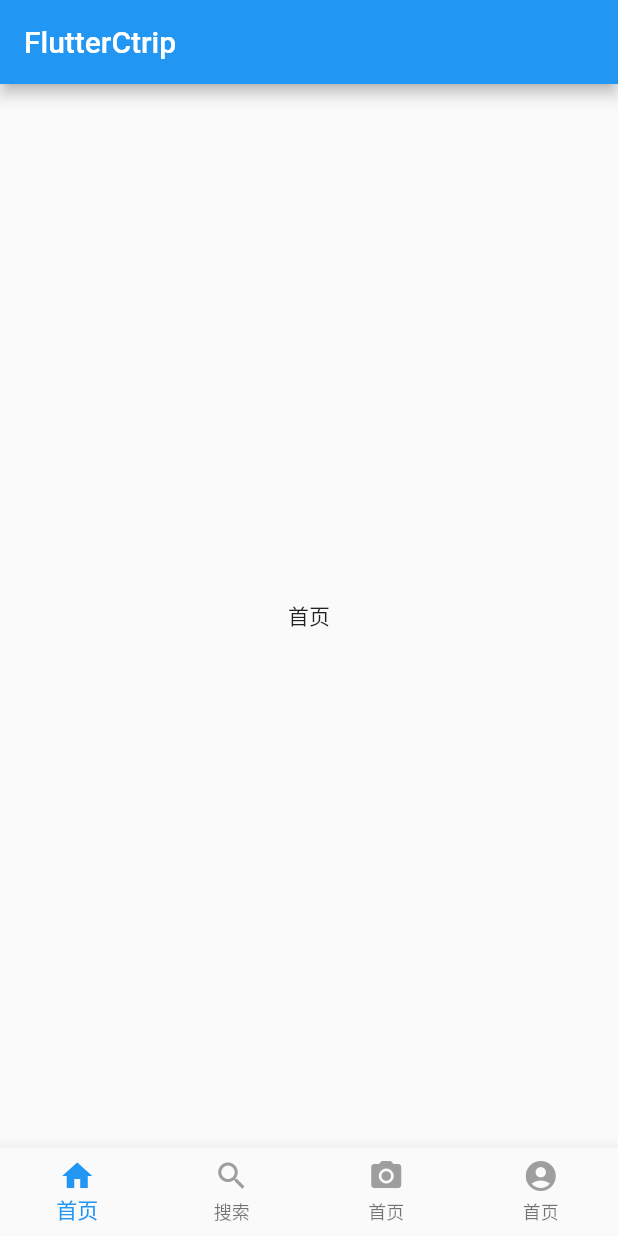
After one commit to Quyunshuo/FlutterCtrip, a Flutter app: the screen it shows after launch, on a phone screen of 412 x 824 dp. The commit adds this screen. Run offline on Flutter 3.47's test engine with Material 2 defaults, Android fonts, the phone set to English and light mode, and no system bars.

Commit message:
Modify:首页框架搭建

```diff
--- /dev/null
+++ b/lib/navigation/tab_navigation.dart
@@ -0,0 +1,100 @@
+import 'package:flutter/material.dart';
+import 'package:flutter_ctrip/pages/home_page.dart';
+import 'package:flutter_ctrip/pages/my_page.dart';
+import 'package:flutter_ctrip/pages/search_page.dart';
+import 'package:flutter_ctrip/pages/travel_page.dart';
+
+///主体部分
+///
+///[StatefulWidget],可变状态Widget
+class TabNavigation extends StatefulWidget {
+  @override
+  _TabNavigationState createState() => _TabNavigationState();
+}
+
+class _TabNavigationState extends State<TabNavigation> {
+  ///页面控制器 设置首次创建[PageView]时显示的页面
+  final PageController _controller = PageController(initialPage: 0);
+
+  ///默认颜色
+  final _defaultColor = Colors.grey;
+
+  ///选中颜色
+  final _activeColor = Colors.blue;
+
+  ///当前页面的索引
+  int _currentIndex = 0;
+
+  @override
+  Widget build(BuildContext context) {
+    //脚手架
+    return Scaffold(
+      appBar: AppBar(
+        title: Text('FlutterCtrip'),
+      ),
+      //类似于Android中的ViewPage
+      body: PageView(
+        //页面控制器
+        controller: _controller,
+        //当PageView被改变时触发该方法 联动底部导航按钮改变
+        onPageChanged: (int index) {
+          setState(() {
+            _currentIndex = index;
+          });
+        },
+        //显示的页面
+        children: <Widget>[HomePage(), SearchPage(), TravelPage(), MyPage()],
+      ),
+      //底部导航栏
+      bottomNavigationBar: BottomNavigationBar(
+          //当前索引
+          currentIndex: _currentIndex,
+          //点击时
+          onTap: (index) {
+            //跳转到相应页面
+            _controller.jumpToPage(index);
+            setState(() {
+              _currentIndex = index;
+            });
+          },
+          //将底部按钮固定住
+          type: BottomNavigationBarType.fixed,
+          items: [
+            BottomNavigationBarItem(
+                //默认icon
+                icon: Icon(Icons.home, color: _defaultColor),
+                //选中icon
+                activeIcon: Icon(Icons.home, color: _activeColor),
+                title: Text(
+                  '首页',
+                  style: TextStyle(
+                      color: _currentIndex != 0 ? _defaultColor : _activeColor),
+                )),
+            BottomNavigationBarItem(
+                icon: Icon(Icons.search, color: _defaultColor),
+                activeIcon: Icon(Icons.search, color: _activeColor),
+                title: Text(
+                  '搜索',
+                  style: TextStyle(
+                      color: _currentIndex != 1 ? _defaultColor : _activeColor),
+                )),
+            BottomNavigationBarItem(
+                icon: Icon(Icons.camera_alt, color: _defaultColor),
+                activeIcon: Icon(Icons.camera_alt, color: _activeColor),
+                title: Text(
+                  '首页',
+                  style: TextStyle(
+                      color: _currentIndex != 2 ? _defaultColor : _activeColor),
+                )),
+            BottomNavigationBarItem(
+                icon: Icon(Icons.account_circle, color: _defaultColor),
+                activeIcon: Icon(Icons.account_circle, color: _activeColor),
+                title: Text(
+                  '首页',
+                  style: TextStyle(
+                      color: _currentIndex != 3 ? _defaultColor : _activeColor),
+                )),
+          ]),
+    );
+  }
+}
--- /dev/null
+++ b/lib/pages/home_page.dart
@@ -0,0 +1,18 @@
+import 'package:flutter/material.dart'; //导入material包
+
+//Home页
+class HomePage extends StatefulWidget {
+  @override
+  _HomePageState createState() => _HomePageState();
+}
+
+class _HomePageState extends State<HomePage> {
+  @override
+  Widget build(BuildContext context) {
+    return Scaffold(
+      body: Center(
+        child: Text('首页'),
+      ),
+    );
+  }
+}
```
Also changed, not shown: lib/main.dart (+2 -96 lines), lib/pages/my_page.dart (added, +18 -0 lines), lib/pages/search_page.dart (added, +18 -0 lines), lib/pages/travel_page.dart (added, +18 -0 lines), 2 other files.
